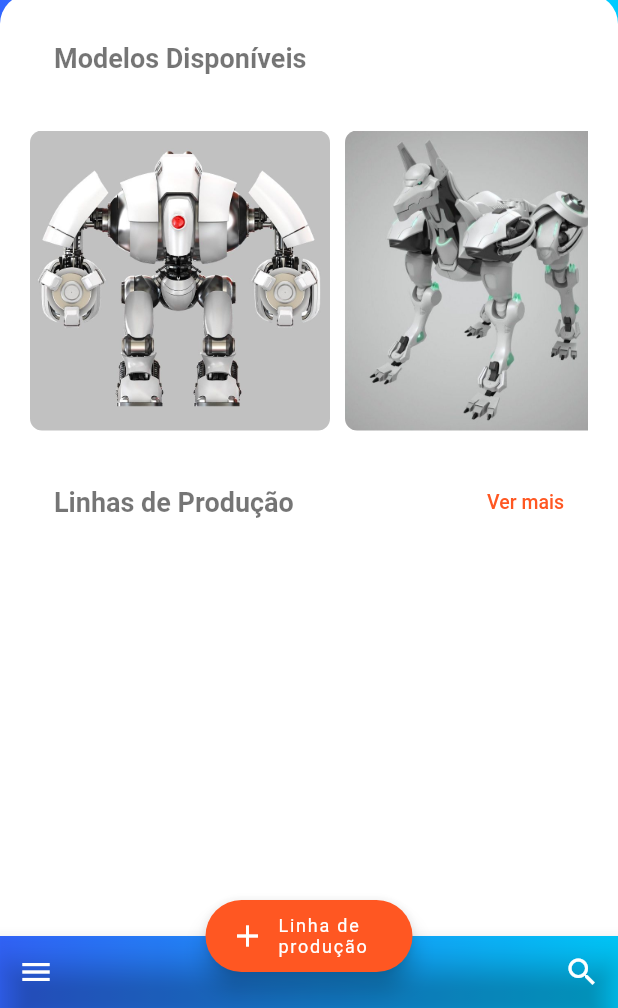
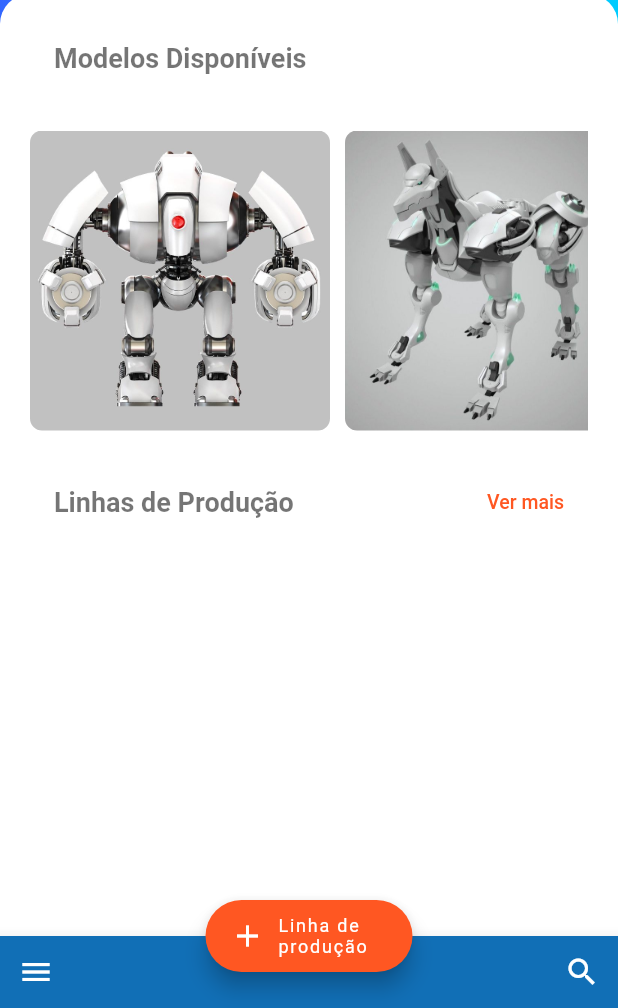
Before and after one commit to jjeanjacques10/dsrpt21-app, a Flutter app: the screen it shows after launch, on a phone screen of 412 x 824 dp, the part 228-1236 px from its top. Run offline on Flutter 3.47's test engine with Material 2 defaults, Android fonts, the phone set to English and light mode, and no system bars; our stand-ins replace dio, flutter_mobx, getwidget, google_fonts, mobx; generated files the repository leaves out were written again; network calls fail; statements that could not run were skipped.

Commit message:
Add systemNavigationBarColor

```diff
--- a/lib/app/screens/home_screen.dart
+++ b/lib/app/screens/home_screen.dart
@@ -168,20 +168,8 @@ class _HomeScreenState extends State<HomeScreen> {
         ),
       ),
       bottomNavigationBar: Container(
-        decoration: BoxDecoration(
-          color: Colors.orange,
-          gradient: new LinearGradient(
-              colors: [
-                const Color(0xFF3366FF),
-                const Color(0xFF00CCFF),
-              ],
-              begin: const FractionalOffset(0.0, 0.0),
-              end: const FractionalOffset(1.0, 0.0),
-              stops: [0.0, 1.0],
-              tileMode: TileMode.clamp),
-        ),
         child: BottomAppBar(
-          color: Colors.transparent,
+          color: Color.fromRGBO(17, 111, 182, 1),
           child: Row(
             children: [
               IconButton(
--- a/lib/main.dart
+++ b/lib/main.dart
@@ -5,9 +5,13 @@ import 'package:dsrpt21_app/app/screens/production_line_detail_screen.dart';
 import 'package:dsrpt21_app/app/screens/production_line_screen.dart';
 import 'package:dsrpt21_app/app/screens/robot_detail_screen.dart';
 import 'package:flutter/material.dart';
+import 'package:flutter/services.dart';
 
 void main() {
   runApp(MyApp());
+  SystemChrome.setSystemUIOverlayStyle(SystemUiOverlayStyle(
+      systemNavigationBarColor:
+          Color.fromRGBO(17, 111, 182, 1))); // navigation bar color));
 }
 
 class MyApp extends StatelessWidget {
```
